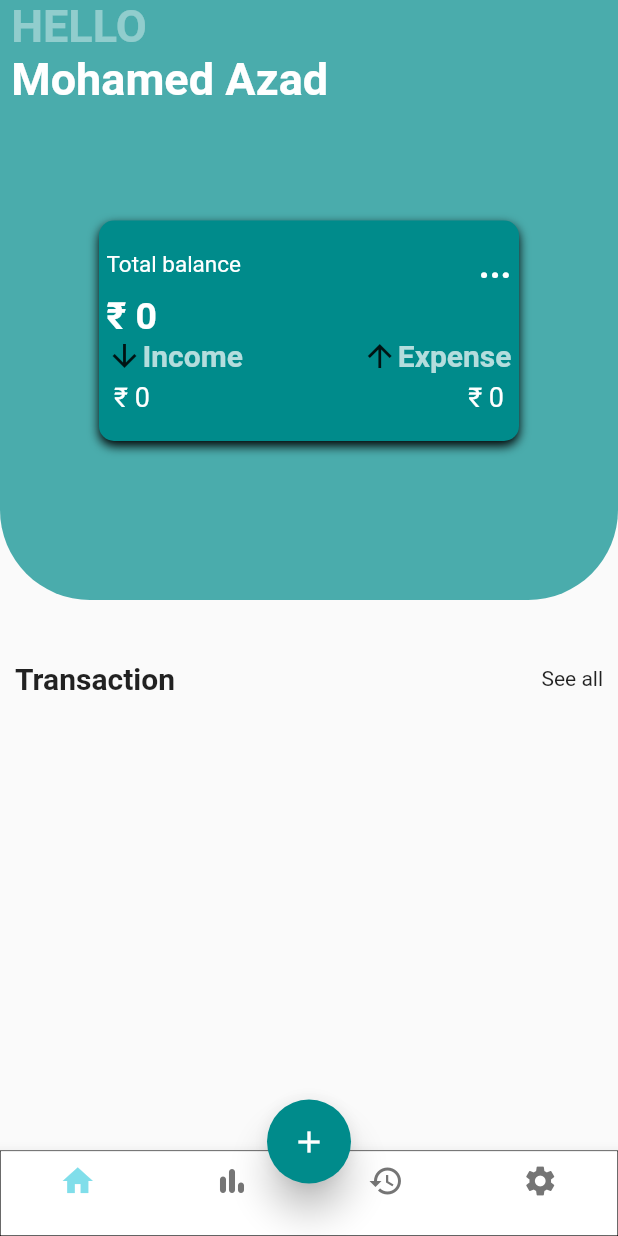
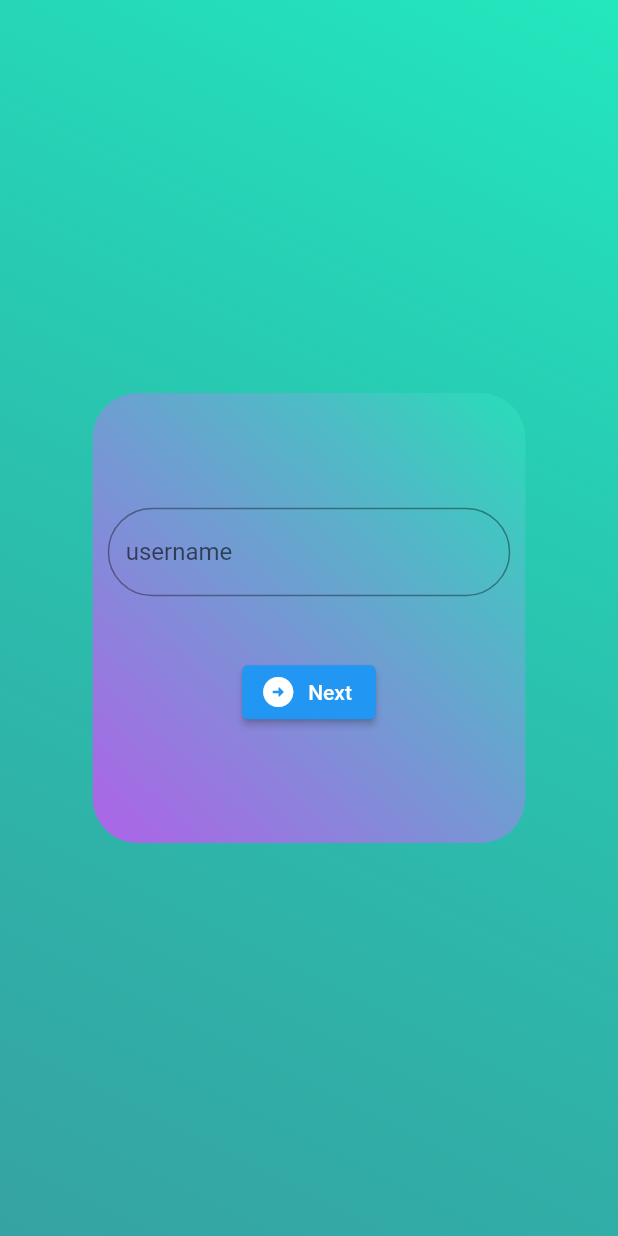
Before and after one commit to Azdiad/Money_Management, a Flutter app: the screen it shows after launch, on a phone screen of 412 x 824 dp. Run offline on Flutter 3.47's test engine with Material 2 defaults, Android fonts, the phone set to English and light mode, and no system bars; our stand-ins replace anim_search_bar, hive, hive_flutter, shared_preferences, shimmer_animation, syncfusion_flutter_charts; missing offline and left inert: motion; accounts and stored records are empty.

Commit message:
USernames Page

```diff
--- a/lib/Widgets/Chart.dart
+++ b/lib/Widgets/Chart.dart
@@ -36,11 +36,7 @@ class _chartsState extends State<charts> {
         b = false;
         j = true;
         break;
-      case 3:
-        a = year();
 
-        j = false;
-        break;
       default:
     }
 
--- a/lib/main.dart
+++ b/lib/main.dart
@@ -4,7 +4,9 @@ import 'package:flutter/material.dart';
 import 'package:money/screens/USer.dart';
 import 'package:hive_flutter/hive_flutter.dart';
 import 'package:money/Model/added.dart';
-import 'package:money/Widgets/Bottom%20Nav.dart';
+import 'package:money/screens/Username.dart';
+// import 'package:money/Widgets/Bottom%20Nav.dart';
+// import 'package:money/screens/Username.dart';
 import 'package:motion/motion.dart';
 
 // const SAVE_KEY_NAME = 'logins';
@@ -23,7 +25,8 @@ class moneymanage extends StatelessWidget {
   Widget build(BuildContext context) {
     return MaterialApp(
       debugShowCheckedModeBanner: false,
-      home: bottomnavs(),
+      // home: bottomnavs(),
+      home: usernames(),
     );
   }
 }
--- /dev/null
+++ b/lib/screens/Username.dart
@@ -0,0 +1,126 @@
+import 'package:flutter/material.dart';
+import 'package:flutter/src/widgets/framework.dart';
+import 'package:money/Widgets/Bottom%20Nav.dart';
+
+import 'package:shared_preferences/shared_preferences.dart';
+
+class usernames extends StatefulWidget {
+  usernames({super.key});
+
+  @override
+  State<usernames> createState() => _usernamesState();
+}
+
+class _usernamesState extends State<usernames> {
+  final _usernameController = TextEditingController();
+
+  final _formkey = GlobalKey<FormState>();
+  @override
+  Widget build(BuildContext context) {
+    return SafeArea(
+      child: Scaffold(
+        body: Container(
+          decoration: BoxDecoration(
+            gradient: LinearGradient(
+              begin: Alignment.bottomLeft,
+              end: Alignment.topRight,
+              colors: [
+                Color.fromARGB(200, 0, 139, 139),
+                Color.fromARGB(255, 35, 232, 190),
+              ],
+            ),
+          ),
+          child: Form(
+              key: _formkey,
+              child: Center(
+                child: Container(
+                  height: 300,
+                  width: MediaQuery.of(context).size.width * .7,
+                  decoration: BoxDecoration(
+                      gradient: LinearGradient(
+                        begin: Alignment.bottomLeft,
+                        end: Alignment.topRight,
+                        colors: [
+                          Color.fromARGB(214, 198, 84, 243),
+                          Color.fromARGB(255, 39, 222, 183),
+                        ],
+                      ),
+                      borderRadius: BorderRadius.all(Radius.circular(30))),
+                  child: Padding(
+                    padding: const EdgeInsets.all(10),
+                    child: Column(
+                      mainAxisAlignment: MainAxisAlignment.spaceAround,
+                      children: [
+                        Container(
+                          child: Column(
+                            children: [
+                              TextFormField(
+                                controller: _usernameController,
+                                decoration: const InputDecoration(
+                                    border: OutlineInputBorder(
+                                      borderRadius: BorderRadius.all(
+                                        Radius.circular(30.0),
+                                      ),
+                                    ),
+                                    hintText: AutofillHints.username),
+                                validator: (value) {
+                                  if (value == null || value.isEmpty) {
+                                    return 'No Username Found';
+                                  } else {
+                                    return null;
+                                  }
+                                },
+                              ),
+                              SizedBox(
+                                height: 30,
+                              ),
+                              SizedBox(
+                                height: 10,
+                              ),
+                              ElevatedButton.icon(
+                                onPressed: () {
+                                  if (_formkey.currentState!.validate()) {
+                                    checking(context);
+                                  }
+                                },
+                                icon: const Icon(
+                                    Icons.arrow_circle_right_rounded),
+                                label: const Text('Next'),
+                              ),
+                            ],
+                          ),
+                        )
+                      ],
+                    ),
+                  ),
+                ),
+              )),
+        ),
+      ),
+    );
+  }
+
+  void checking(BuildContext ctx) async {
+    final _username = _usernameController.text;
+
+    if (_usernameController != null) {
+      Navigator.of(ctx).pushReplacement(
+        MaterialPageRoute(builder: (ctx1) => bottomnavs()),
+      );
+    } else {
+      ScaffoldMessenger.of(ctx).showSnackBar(
+        SnackBar(
+          behavior: SnackBarBehavior.floating,
+          backgroundColor: Colors.red,
+          content: Text(
+            'Wrogn Information..',
+            style: TextStyle(fontSize: 15, color: Colors.black),
+          ),
+          margin: EdgeInsets.all(
+            30,
+          ),
+        ),
+      );
+    }
+  }
+}
```
Also changed, not shown: lib/Utility/Utils.dart (+0 -12 lines), lib/screens/Statistics.dart (+6 -4 lines).
